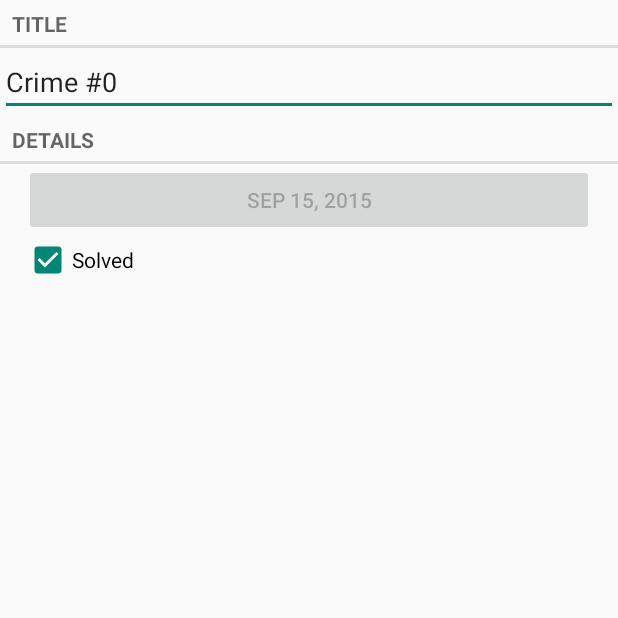
After one commit to jorgwel/CriminalIntent, an Android app: the CrimePagerActivity screen opened directly, with no data from a screen before it, on a phone screen of 412 x 824 dp, the top half of it. The commit adds this screen. Run offline under Robolectric (Android 15) with nearby library versions, the phone set to English and light mode, and no system bars.

Commit message:
Now swipe is working for navigating crimes

```diff
--- a/app/src/main/AndroidManifest.xml
+++ b/app/src/main/AndroidManifest.xml
@@ -15,7 +15,7 @@
             </intent-filter>
         </activity>
         <activity
-            android:name=".CrimeActivity"
+            android:name=".CrimePagerActivity"
             android:label="@string/app_name" >
         </activity>
     </application>
--- a/app/src/main/java/geoquiz/book/criminalintent/CrimeListFragment.java
+++ b/app/src/main/java/geoquiz/book/criminalintent/CrimeListFragment.java
@@ -87,7 +87,7 @@ public class CrimeListFragment extends Fragment {
 
         @Override
         public void onClick(View v) {
-            Intent i = CrimeActivity.newIntent(getActivity(), mCrime.getId());
+            Intent i = CrimePagerActivity.newIntent(getActivity(), mCrime.getId());
             startActivity(i);
         }
     }
--- /dev/null
+++ b/app/src/main/java/geoquiz/book/criminalintent/CrimePagerActivity.java
@@ -0,0 +1,60 @@
+package geoquiz.book.criminalintent;
+
+import android.content.Context;
+import android.content.Intent;
+import android.os.Bundle;
+import android.os.PersistableBundle;
+import android.support.v4.app.Fragment;
+import android.support.v4.app.FragmentActivity;
+import android.support.v4.app.FragmentManager;
+import android.support.v4.app.FragmentPagerAdapter;
+import android.support.v4.view.ViewPager;
+
+import java.util.List;
+import java.util.UUID;
+
+import geoquiz.book.criminalintent.model.Crime;
+import geoquiz.book.criminalintent.model.CrimeLab;
+
+/**
+ * Created by jorge.bautista on 15/09/15.
+ */
+public class CrimePagerActivity extends FragmentActivity {
+
+    private static final String EXTRA_CRIME_ID = "book.chapter10.crime_id";
+
+    private ViewPager mViewPager;
+    private List<Crime> mCrimes;
+
+
+    public static Intent newIntent(Context packageContext, UUID crimeId){
+        Intent i = new Intent(packageContext, CrimePagerActivity.class);
+        i.putExtra(EXTRA_CRIME_ID, crimeId);
+        return i;
+    }
+
+    @Override
+    public void onCreate(Bundle savedInstanceState) {
+        super.onCreate(savedInstanceState);
+        setContentView(R.layout.activity_crime_pager);
+
+        final UUID crimeId = (UUID)getIntent().getSerializableExtra(EXTRA_CRIME_ID);
+
+        mViewPager = (ViewPager) findViewById(R.id.activity_crime_pager_view_pager);
+        mCrimes = CrimeLab.get(this).getCrimes();
+        FragmentManager fragmentManager = getSupportFragmentManager();
+        mViewPager.setAdapter(new FragmentPagerAdapter(fragmentManager) {
+            @Override
+            public Fragment getItem(int position) {
+                Crime c = mCrimes.get(position);
+                return CrimeFragment.newInstance(c.getId());
+            }
+
+            @Override
+            public int getCount() {
+                return mCrimes.size();
+            }
+        });
+
+    }
+}
--- /dev/null
+++ b/app/src/main/res/layout/activity_crime_pager.xml
@@ -0,0 +1,8 @@
+<?xml version="1.0" encoding="utf-8"?>
+<android.support.v4.view.ViewPager
+    xmlns:android="http://schemas.android.com/apk/res/android"
+    android:layout_width="match_parent"
+    android:layout_height="match_parent"
+    android:id="@+id/activity_crime_pager_view_pager">
+
+</android.support.v4.view.ViewPager>
```
